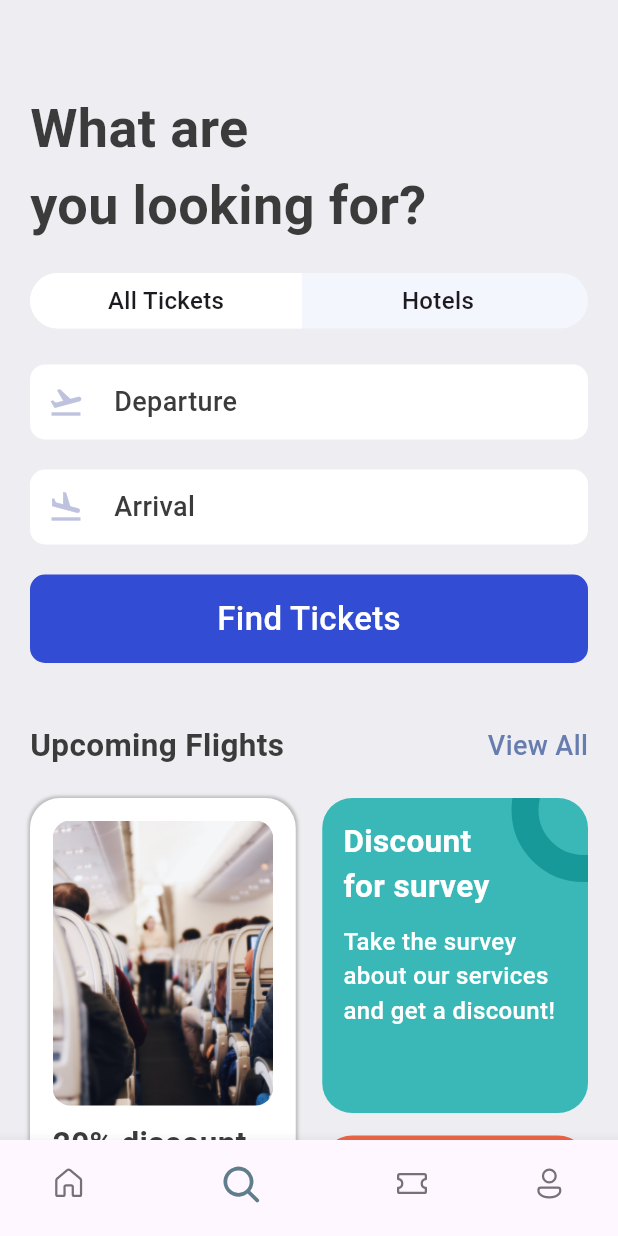
After one commit to carlstep/ticket_app, a Flutter app: the screen it shows after launch, item 2 of the bottom bar chosen, on a phone screen of 412 x 824 dp. The commit adds this screen. Run offline on Flutter 3.47's test engine with Material 3 defaults, Android fonts, the phone set to English and light mode, and no system bars; our stand-ins replace fluentui_icons.

Commit message:
work on ticketView

```diff
--- a/lib/base/bottom_nav_bar.dart
+++ b/lib/base/bottom_nav_bar.dart
@@ -1,6 +1,8 @@
 import 'package:fluentui_icons/fluentui_icons.dart';
 import 'package:flutter/material.dart';
-import 'package:ticket_app/screens/home_screen.dart';
+import 'package:ticket_app/screens/home/home_screen.dart';
+import 'package:ticket_app/screens/search/search_screen.dart';
+import 'package:ticket_app/screens/ticket/ticket_screen.dart';
 
 class BottomNavBar extends StatefulWidget {
   const BottomNavBar({super.key});
@@ -13,8 +15,8 @@ class _BottomNavBarState extends State<BottomNavBar> {
   // declare a list of screens, iterated using index
   final appScreens = [
     const HomeScreen(),
-    const Center(child: Text('search')),
-    const Center(child: Text('tickets')),
+    const SearchScreen(),
+    const TicketScreen(),
     const Center(child: Text('profile')),
   ];
 
--- a/lib/base/res/media.dart
+++ b/lib/base/res/media.dart
@@ -6,4 +6,5 @@ class AppMedia {
   static const _baseImage = 'assets/images';
   static const logo = '$_baseImage/logo.png';
   static const hotelRoom = '$_baseImage/hotel_room.png';
+  static const planeSit = '$_baseImage/plane_sit.jpg';
 }
--- a/lib/base/res/styles/app_styles.dart
+++ b/lib/base/res/styles/app_styles.dart
@@ -8,19 +8,29 @@ class AppStyle {
   // static is used because the variable is used only inside the AppStyle class.
   // a static variable is shared across instances of a class.
 
+  // COLORS
   static Color primaryColor = primary;
-
   static Color bgColor = const Color(0xFFeeedf2);
-
   static Color textColor = const Color(0xFF3b3b3b);
-
   // ticket view colors
   static Color ticketBlue = const Color(0xFF526799);
   static Color ticketOrange = const Color(0xFFF37B67);
-
   // hotel view colors
   static Color kakiColor = const Color(0xFFd2bdb6);
+  // app text icon colors
+  static Color iconColor = const Color(0xFFBFC2DF);
+  // Find Ticket color
+  static Color findTicketColor = const Color(0xD91130CE);
+  // circle color
+  static Color circleColor = const Color(0xFF189999);
+  // white ticket color
+  static Color ticketWhite = Colors.white38;
+  // alt icon color
+  static Color altDotColor = const Color(0xFF8ACCF7);
+  // app text icon colors
+  static Color altIconColor = const Color(0xFFBACCF7);
 
+  // TEXT STYLES
   static TextStyle textStyle =
       TextStyle(fontSize: 18, color: textColor, fontWeight: FontWeight.w500);
 
--- /dev/null
+++ b/lib/base/utils/app_routes.dart
@@ -0,0 +1,7 @@
+class AppRoutes {
+  static const homePage = "/";
+  static const allTickets = "/all_tickets";
+  static const ticketScreen = "/ticket_screen";
+  static const allHotels = "/all_hotels";
+  static const hotelDetail = "/hotel_detail";
+}
--- a/lib/base/widgets/app_column_text_layout.dart
+++ b/lib/base/widgets/app_column_text_layout.dart
@@ -12,12 +12,14 @@ class AppColumnTextLayout extends StatelessWidget {
   final String topText;
   final String bottomText;
   final CrossAxisAlignment alignment;
+  final bool? isColor;
 
   const AppColumnTextLayout({
     super.key,
     required this.topText,
     required this.bottomText,
     required this.alignment,
+    this.isColor,
   });
 
   @override
@@ -28,6 +30,7 @@ class AppColumnTextLayout extends StatelessWidget {
         // top element DATA
         TextStyleFourth(
           text: topText,
+          isColor: isColor,
         ),
         const SizedBox(
           height: 5,
@@ -35,6 +38,7 @@ class AppColumnTextLayout extends StatelessWidget {
         // bottom element LABELS
         TextStyleThird(
           text: bottomText,
+          isColor: isColor,
         ),
       ],
     );
--- a/lib/base/widgets/big_circle.dart
+++ b/lib/base/widgets/big_circle.dart
@@ -6,9 +6,12 @@ import 'package:flutter/material.dart';
 class BigCircle extends StatelessWidget {
   // bool argument is passed to widget in ticketview
   final bool isRight;
+  final bool? isColor;
+
   const BigCircle({
     super.key,
     required this.isRight,
+    this.isColor,
   });
 
   @override
@@ -18,7 +21,7 @@ class BigCircle extends StatelessWidget {
       width: 10,
       child: DecoratedBox(
         decoration: BoxDecoration(
-          color: Colors.white,
+          color: isColor == null ? Colors.white : Colors.grey,
           borderRadius: isRight
               // if true, display
               ? const BorderRadius.only(
--- a/lib/main.dart
+++ b/lib/main.dart
@@ -1,6 +1,9 @@
 import 'package:flutter/material.dart';
 import 'package:ticket_app/base/bottom_nav_bar.dart';
 import 'package:ticket_app/screens/all_tickets.dart';
+import 'package:ticket_app/screens/ticket/ticket_screen.dart';
+
+import 'base/utils/app_routes.dart';
 
 void main() {
   // main() is the entry point to the flutter framework
@@ -22,8 +25,11 @@ class MyApp extends StatelessWidget {
       theme: ThemeData(),
 
       routes: {
-        '/': (context) => const BottomNavBar(),
-        '/all_tickets': (context) => const AllTickets(),
+        AppRoutes.homePage: (context) => const BottomNavBar(),
+        AppRoutes.allTickets: (context) => const AllTickets(),
+        AppRoutes.ticketScreen: (context) => const TicketScreen(),
+        // AppRoutes.allHotels: (context) => const AllHotels(),
+        // AppRoutes.hotelDetail: (context) => const HotelDetail()
       },
     );
   }
--- /dev/null
+++ b/lib/screens/search/search_screen.dart
@@ -0,0 +1,77 @@
+import 'package:flutter/material.dart';
+
+import 'package:ticket_app/base/res/styles/app_styles.dart';
+import 'package:ticket_app/base/utils/app_routes.dart';
+import 'package:ticket_app/screens/search/widgets/app_text_icon.dart';
+import 'package:ticket_app/screens/search/widgets/app_ticket_tabs.dart';
+import 'package:ticket_app/screens/search/widgets/find_tickets.dart';
+import 'package:ticket_app/screens/search/widgets/ticket_promotion.dart';
+
+import '../../base/widgets/app_double_text.dart';
+
+// search screen
+
+class SearchScreen extends StatelessWidget {
+  const SearchScreen({super.key});
+
+  @override
+  Widget build(BuildContext context) {
+    return Scaffold(
+      backgroundColor: AppStyle.bgColor,
+      body: ListView(
+        padding: const EdgeInsets.symmetric(horizontal: 20, vertical: 20),
+        children: [
+          const SizedBox(
+            height: 40,
+          ),
+          Text(
+            // header text
+            'What are \nyou looking for?',
+            style: AppStyle.headlineStyle1.copyWith(fontSize: 36),
+          ),
+          const SizedBox(
+            height: 20,
+          ),
+          // tabs to display 'All Tickets' and 'Hotels'
+          // re-using AppTicketTabs
+          // pass thru 'firstTab' and 'secondTab' text
+          const AppTicketTabs(
+            firstTab: 'All Tickets',
+            secondTab: 'Hotels',
+          ),
+          const SizedBox(
+            height: 24,
+          ),
+          const AppTextIcon(
+            icon: Icons.flight_takeoff_outlined,
+            text: 'Departure',
+          ),
+          const SizedBox(
+            height: 20,
+          ),
+          const AppTextIcon(
+            icon: Icons.flight_land_outlined,
+            text: 'Arrival',
+          ),
+          const SizedBox(
+            height: 20,
+          ),
+          const FindTickets(),
+          const SizedBox(
+            height: 40,
+          ),
+          AppDoubleText(
+            bigText: 'Upcoming Flights',
+            smallText: 'View All',
+            // callback function >> routes to all tickets screen
+            func: () => Navigator.pushNamed(context, AppRoutes.allTickets),
+          ),
+          const SizedBox(
+            height: 20,
+          ),
+          const TicketPromotion(),
+        ],
+      ),
+    );
+  }
+}
--- /dev/null
+++ b/lib/screens/search/widgets/app_text_icon.dart
@@ -0,0 +1,43 @@
+// ignore_for_file: public_member_api_docs, sort_constructors_first
+import 'package:flutter/material.dart';
+
+import 'package:ticket_app/base/res/styles/app_styles.dart';
+
+// display re-usable icon and text
+class AppTextIcon extends StatelessWidget {
+  final IconData icon;
+  final String text;
+
+  const AppTextIcon({
+    super.key,
+    required this.icon,
+    required this.text,
+  });
+
+  @override
+  Widget build(BuildContext context) {
+    return Container(
+      padding: const EdgeInsets.symmetric(
+        vertical: 12,
+        horizontal: 12,
+      ),
+      decoration: BoxDecoration(
+          borderRadius: BorderRadius.circular(10), color: Colors.white),
+      child: Row(
+        children: [
+          Icon(
+            icon,
+            color: AppStyle.iconColor,
+          ),
+          const SizedBox(
+            width: 20,
+          ),
+          Text(
+            text,
+            style: AppStyle.textStyle,
+          ),
+        ],
+      ),
+    );
+  }
+}
--- /dev/null
+++ b/lib/screens/search/widgets/app_ticket_tabs.dart
@@ -0,0 +1,74 @@
+// ignore_for_file: public_member_api_docs, sort_constructors_first
+import 'package:flutter/material.dart';
+
+import 'package:ticket_app/base/res/styles/app_styles.dart';
+
+// display tabs - firstTab / secondTab are passed to parent
+
+class AppTicketTabs extends StatelessWidget {
+  final String firstTab;
+  final String secondTab;
+
+  const AppTicketTabs({
+    super.key,
+    required this.firstTab,
+    required this.secondTab,
+  });
+
+  @override
+  Widget build(BuildContext context) {
+    return Container(
+      decoration: BoxDecoration(
+        borderRadius: BorderRadius.circular(50),
+        color: const Color(0xFFF4F6FD),
+      ),
+      child: Row(
+        children: [
+          AppTabs(
+            tabText: firstTab,
+          ),
+          // AppTabs controls the look when onTap
+          AppTabs(
+            tabText: secondTab,
+            tabBorder: true,
+            tabColor: true,
+          ),
+        ],
+      ),
+    );
+  }
+}
+
+class AppTabs extends StatelessWidget {
+  const AppTabs({
+    super.key,
+    this.tabText = '',
+    this.tabBorder = false,
+    this.tabColor = false,
+  });
+
+  final String tabText;
+  final bool tabBorder;
+  final bool tabColor;
+
+  @override
+  Widget build(BuildContext context) {
+    final size = MediaQuery.of(context).size;
+    return Container(
+      padding: const EdgeInsets.symmetric(vertical: 7),
+      width: size.width * 0.44,
+      decoration: BoxDecoration(
+        color: tabColor == false ? Colors.white : Colors.transparent,
+        borderRadius: tabBorder == false
+            ? const BorderRadius.horizontal(left: Radius.circular(50))
+            : const BorderRadius.horizontal(right: Radius.circular(50)),
+      ),
+      child: Center(
+        child: Text(
+          tabText,
+          style: AppStyle.headlineStyle3,
+        ),
+      ),
+    );
+  }
+}
--- /dev/null
+++ b/lib/screens/search/widgets/find_tickets.dart
@@ -0,0 +1,25 @@
+import 'package:flutter/material.dart';
+import 'package:ticket_app/base/res/styles/app_styles.dart';
+
+// text for the button
+
+class FindTickets extends StatelessWidget {
+  const FindTickets({super.key});
+
+  @override
+  Widget build(BuildContext context) {
+    return Container(
+      padding: const EdgeInsets.symmetric(vertical: 14, horizontal: 18),
+      decoration: BoxDecoration(
+        borderRadius: BorderRadius.circular(10),
+        color: AppStyle.findTicketColor,
+      ),
+      child: Center(
+        child: Text(
+          'Find Tickets',
+          style: AppStyle.textStyle.copyWith(color: Colors.white, fontSize: 22),
+        ),
+      ),
+    );
+  }
+}
--- /dev/null
+++ b/lib/screens/search/widgets/ticket_promotion.dart
@@ -0,0 +1,152 @@
+import 'package:flutter/material.dart';
+
+import '../../../base/res/media.dart';
+import '../../../base/res/styles/app_styles.dart';
+
+// search screen - section to display discount information
+
+class TicketPromotion extends StatelessWidget {
+  const TicketPromotion({super.key});
+
+  @override
+  Widget build(BuildContext context) {
+    final size = MediaQuery.of(context).size;
+    return Row(
+      mainAxisAlignment: MainAxisAlignment.spaceBetween,
+      children: [
+        Container(
+          // long display discount information
+          padding: const EdgeInsets.symmetric(
+            horizontal: 15,
+            vertical: 15,
+          ),
+          width: size.width * 0.43,
+          height: 435,
+          decoration: BoxDecoration(
+            boxShadow: [
+              BoxShadow(
+                color: Colors.grey.shade400,
+                blurRadius: 1,
+                spreadRadius: 1,
+              ),
+            ],
+            borderRadius: BorderRadius.circular(20),
+            color: Colors.white,
+          ),
+          child: Column(
+            children: [
+              Container(
+                height: 190,
+                decoration: BoxDecoration(
+                  borderRadius: BorderRadius.circular(12),
+                  image: const DecorationImage(
+                    image: AssetImage(AppMedia.planeSit),
+                    fit: BoxFit.cover,
+                  ),
+                ),
+              ),
+              const SizedBox(
+                height: 10,
+              ),
+              Text(
+                '20% discount on the early ooking of this flight. Don\'t miss!',
+                style: AppStyle.headlineStyle2,
+              ),
+            ],
+          ),
+        ),
+        Column(
+          // section to display to containers inside a column
+          // on the search screen.
+          children: [
+            Stack(
+              // Stack is used to display the circle effect inside
+              // the container.
+              children: [
+                Container(
+                  // top teal container
+                  padding:
+                      const EdgeInsets.symmetric(vertical: 14, horizontal: 14),
+                  width: size.width * .43,
+                  height: 210,
+                  decoration: BoxDecoration(
+                    borderRadius: BorderRadius.circular(20),
+                    color: const Color(0xFF3AB8B8),
+                  ),
+                  child: Column(
+                    crossAxisAlignment: CrossAxisAlignment.start,
+                    children: [
+                      Text(
+                        'Discount \nfor survey',
+                        style: AppStyle.headlineStyle2.copyWith(
+                          fontWeight: FontWeight.bold,
+                          color: Colors.white,
+                        ),
+                      ),
+                      const SizedBox(
+                        height: 10,
+                      ),
+                      Text(
+                        'Take the survey about our services and get a discount!',
+                        style: AppStyle.headlineStyle3.copyWith(
+                          color: Colors.white,
+                        ),
+                      ),
+                    ],
+                  ),
+                ),
+                Positioned(
+                  // the circle effect
+                  right: -45,
+                  top: -40,
+                  child: Container(
+                    padding: const EdgeInsets.all(30),
+                    decoration: BoxDecoration(
+                      shape: BoxShape.circle,
+                      border: Border.all(
+                        width: 18,
+                        color: AppStyle.circleColor,
+                      ),
+                    ),
+                  ),
+                ),
+              ],
+            ),
+            const SizedBox(
+              height: 15,
+            ),
+            Container(
+              // bottom orange container
+              padding: const EdgeInsets.symmetric(
+                vertical: 18,
+                horizontal: 18,
+              ),
+              width: size.width * .43,
+              height: 210,
+              decoration: BoxDecoration(
+                color: const Color(0xFFEC6545),
+                borderRadius: BorderRadius.circular(20),
+              ),
+              child: Column(
+                children: [
+                  Text(
+                    'Take Love',
+                    style:
+                        AppStyle.headlineStyle2.copyWith(color: Colors.white),
+                  ),
+                  RichText(
+                    text: const TextSpan(children: [
+                      TextSpan(text: '😍', style: TextStyle(fontSize: 38)),
+                      TextSpan(text: '🥰', style: TextStyle(fontSize: 50)),
+                      TextSpan(text: '😘', style: TextStyle(fontSize: 38)),
+                    ]),
+                  ),
+                ],
+              ),
+            ),
+          ],
+        )
+      ],
+    );
+  }
+}
```
Also changed, not shown: lib/base/widgets/app_layoutbuilder_widget.dart (+5 -2 lines), lib/base/widgets/big_dot.dart (+11 -2 lines), lib/base/widgets/text_style_fourth.dart (+7 -3 lines), lib/base/widgets/text_style_third.dart (+5 -3 lines), lib/base/widgets/ticket_view.dart (+42 -12 lines), lib/screens/home/home_screen.dart (renamed from lib/screens/home_screen.dart, +4 -4 lines), lib/screens/ticket/ticket_screen.dart (added, +48 -0 lines), lib/screens/home/widgets/hotel.dart (renamed from lib/screens/widgets/hotel.dart).
